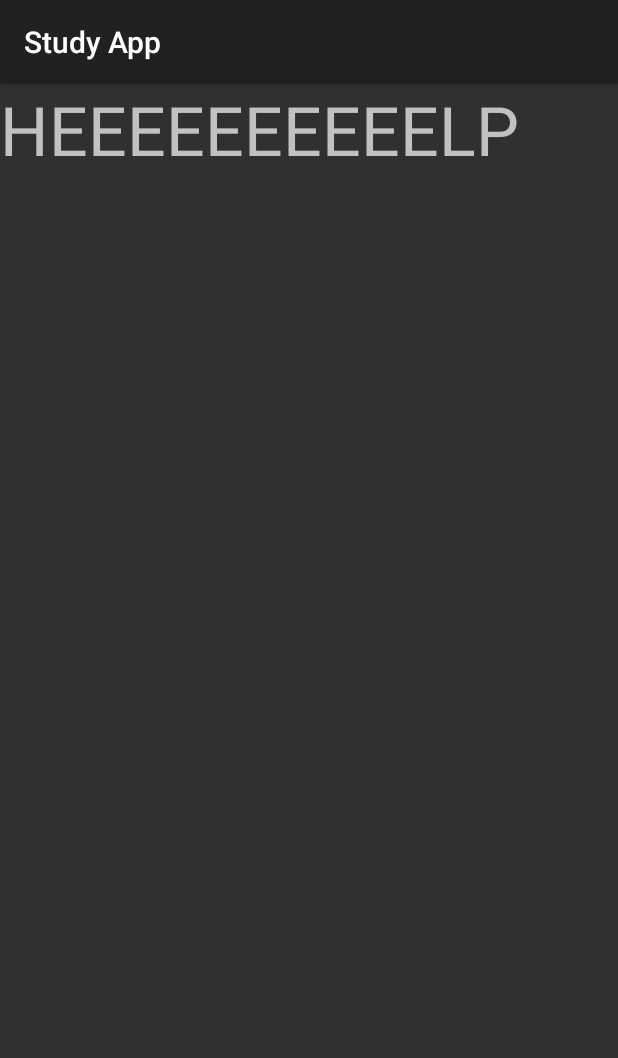
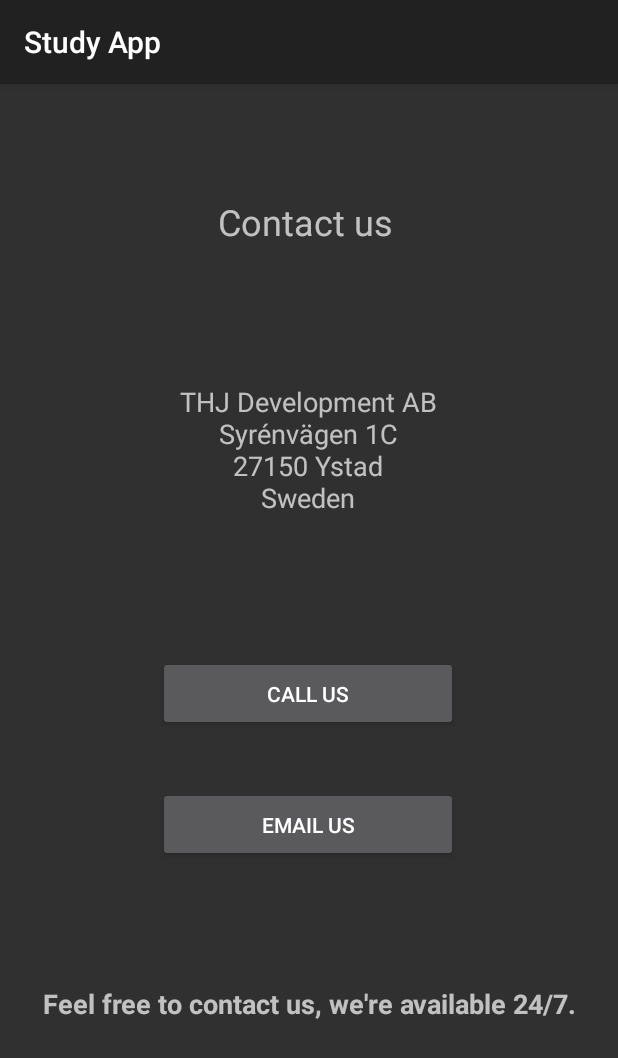
Before and after one commit to jsoutine/StudyApp, an Android app: the Help screen opened directly, with no data from a screen before it, on a phone screen of 412 x 824 dp. Shown: the top 1058 px of the screen. Run offline under Robolectric (Android 15) with nearby library versions, the phone set to English and light mode, and no system bars.

Commit message:
Help menu features

```diff
--- a/app/src/main/java/com/example/android/studyapp/Help.java
+++ b/app/src/main/java/com/example/android/studyapp/Help.java
@@ -2,7 +2,12 @@ package com.example.android.studyapp;
 
 import androidx.appcompat.app.AppCompatActivity;
 
+import android.content.ActivityNotFoundException;
+import android.content.Intent;
+import android.net.Uri;
 import android.os.Bundle;
+import android.view.View;
+import android.widget.Button;
 
 public class Help extends AppCompatActivity {
 
@@ -10,5 +15,39 @@ public class Help extends AppCompatActivity {
     protected void onCreate(Bundle savedInstanceState) {
         super.onCreate(savedInstanceState);
         setContentView(R.layout.activity_help);
+
+        Button btnPhoneCall = (Button) findViewById(R.id.btnCallUs);
+        Button emailUs = (Button) findViewById(R.id.btnEmailUs);
+
+        btnPhoneCall.setOnClickListener(new View.OnClickListener() {
+            @Override
+            public void onClick(View view) {
+                dialContactPhone("0733719883");
+            }
+        });
+
+        emailUs.setOnClickListener(new View.OnClickListener() {
+            @Override
+            public void onClick(View view) {
+                emailUs();
+            }
+        });
+    }
+
+    public void dialContactPhone (final String phoneNumber) {
+        Intent intent = new Intent(Intent.ACTION_DIAL);
+        intent.setData(Uri.parse("tel:0733719883"));
+        startActivity(intent);
+    }
+
+    public void emailUs () {
+        try{
+            Intent intent = new Intent (Intent.ACTION_VIEW , Uri.parse("mailto:" + "tobiasgustaverik@icloud.com"));
+            intent.putExtra(Intent.EXTRA_SUBJECT, "Subject");
+            intent.putExtra(Intent.EXTRA_TEXT, "Text here");
+            startActivity(intent);
+        }catch(ActivityNotFoundException e){
+
+        }
     }
 }
--- a/app/src/main/java/com/example/android/studyapp/MainActivity.java
+++ b/app/src/main/java/com/example/android/studyapp/MainActivity.java
@@ -5,6 +5,7 @@ import androidx.appcompat.app.AppCompatActivity;
 import android.content.Intent;
 import android.os.Bundle;
 import android.view.View;
+import android.widget.Button;
 
 import com.example.android.studyapp.Events.EventsMenu;
 import com.example.android.studyapp.Tools.ToolsMenu;
@@ -15,6 +16,8 @@ public class MainActivity extends AppCompatActivity {
     protected void onCreate(Bundle savedInstanceState) {
         super.onCreate(savedInstanceState);
         setContentView(R.layout.activity_main);
+        Button btnHelp = (Button)findViewById(R.id.helpButton);
+
     }
 
     public void eventClick (View view) {
--- a/app/src/main/res/layout/activity_help.xml
+++ b/app/src/main/res/layout/activity_help.xml
@@ -7,11 +7,68 @@
     tools:context=".Help">
 
     <TextView
-        android:id="@+id/textView4"
+        android:id="@+id/txtViewContactInfo"
         android:layout_width="wrap_content"
         android:layout_height="wrap_content"
-        android:text="HEEEEEEEEEELP"
+        android:text="Contact us"
         android:textAppearance="@style/TextAppearance.AppCompat.Display2"
-        tools:layout_editor_absoluteX="33dp"
-        tools:layout_editor_absoluteY="255dp" />
+        android:textSize="24sp"
+        app:layout_constraintBottom_toBottomOf="parent"
+        app:layout_constraintEnd_toEndOf="parent"
+        app:layout_constraintHorizontal_bias="0.492"
+        app:layout_constraintStart_toStartOf="parent"
+        app:layout_constraintTop_toTopOf="parent"
+        app:layout_constraintVertical_bias="0.102" />
+
+    <Button
+        android:id="@+id/btnCallUs"
+        android:layout_width="200dp"
+        android:layout_height="50dp"
+        android:text="Call us"
+        app:layout_constraintBottom_toBottomOf="parent"
+        app:layout_constraintEnd_toEndOf="parent"
+        app:layout_constraintHorizontal_bias="0.497"
+        app:layout_constraintStart_toStartOf="parent"
+        app:layout_constraintTop_toTopOf="parent"
+        app:layout_constraintVertical_bias="0.531" />
+
+    <TextView
+        android:id="@+id/textView9"
+        android:layout_width="200dp"
+        android:layout_height="wrap_content"
+        android:gravity="center"
+        android:text="THJ Development AB\nSyrénvägen 1C\n27150 Ystad\nSweden"
+        android:textSize="18sp"
+        app:layout_constraintBottom_toBottomOf="parent"
+        app:layout_constraintEnd_toEndOf="parent"
+        app:layout_constraintHorizontal_bias="0.497"
+        app:layout_constraintStart_toStartOf="parent"
+        app:layout_constraintTop_toTopOf="parent"
+        app:layout_constraintVertical_bias="0.293" />
+
+    <TextView
+        android:id="@+id/textView12"
+        android:layout_width="wrap_content"
+        android:layout_height="wrap_content"
+        android:gravity="center"
+        android:text="Feel free to contact us, we're available 24/7."
+        android:textSize="18sp"
+        android:textStyle="bold"
+        app:layout_constraintBottom_toBottomOf="parent"
+        app:layout_constraintEnd_toEndOf="parent"
+        app:layout_constraintStart_toStartOf="parent"
+        app:layout_constraintTop_toTopOf="parent"
+        app:layout_constraintVertical_bias="0.808" />
+
+    <Button
+        android:id="@+id/btnEmailUs"
+        android:layout_width="200dp"
+        android:layout_height="50dp"
+        android:text="Email Us"
+        app:layout_constraintBottom_toBottomOf="parent"
+        app:layout_constraintEnd_toEndOf="parent"
+        app:layout_constraintHorizontal_bias="0.497"
+        app:layout_constraintStart_toStartOf="parent"
+        app:layout_constraintTop_toTopOf="parent"
+        app:layout_constraintVertical_bias="0.653" />
 </androidx.constraintlayout.widget.ConstraintLayout>
```
